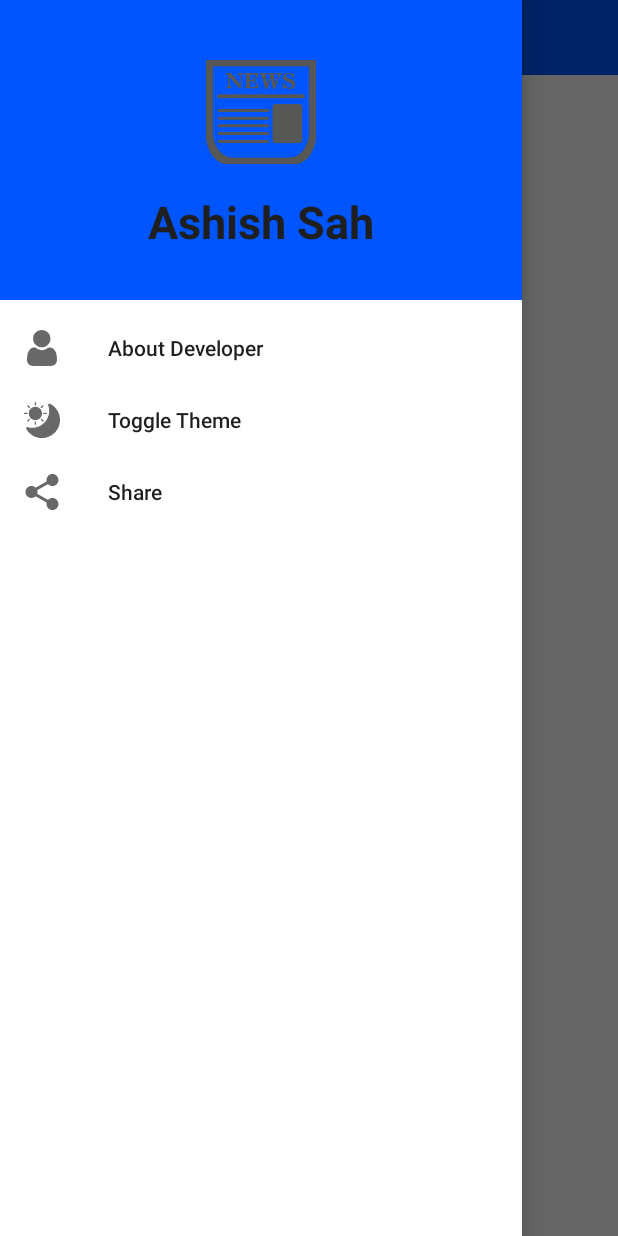
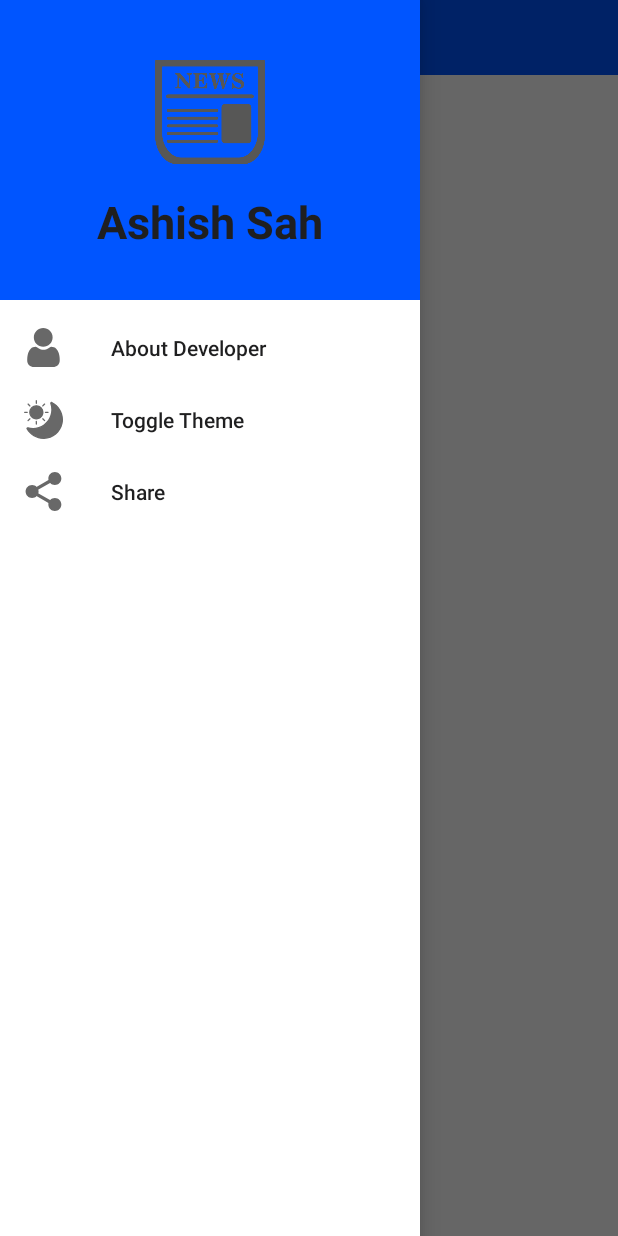
Before and after one commit to Ashish-sah/News_Application, an Android app: the Dashboard screen opened directly, with no data from a screen before it, with the side drawer open, on a phone screen of 412 x 824 dp. Run offline under Robolectric (Android 15) with nearby library versions, the phone set to English and light mode, and no system bars; our stand-ins replace CircleImageView, sdp/ssp sizes; libraries missing offline, so code that uses them is left out: com.bestsoft32.tt_fancy_gif_dialog_lib; network calls fail; pictures from the network do not load; Roboto replaces fonts that are not available here.

Commit message:
some small chaneges in navigation bar

```diff
--- a/app/src/main/java/com/example/newsapp/Dashboard.java
+++ b/app/src/main/java/com/example/newsapp/Dashboard.java
@@ -166,7 +166,7 @@ public class Dashboard extends AppCompatActivity {
                 Intent sharingIntent = new Intent(android.content.Intent.ACTION_SEND);
                 //set the type for the sharing thing ie format
                 sharingIntent.setType("text/plain");
-                String shareBody = "App project is available at: " + " \n\n Github : https://github.com/Ashish-sah" + "\n\n Follow him on GitHub : https://github.com/Ashish-sah";
+                String shareBody = "Application source code is available at: " + " \n\n Github : https://github.com/Ashish-sah/News_Application" + "\n\n Follow him on GitHub : https://github.com/Ashish-sah";
                 sharingIntent.putExtra(android.content.Intent.EXTRA_SUBJECT, "Subject Here");
                 sharingIntent.putExtra(android.content.Intent.EXTRA_TEXT, shareBody);
                 startActivity(Intent.createChooser(sharingIntent, "Share via"));
--- a/app/src/main/res/drawable/day_and_night.xml
+++ b/app/src/main/res/drawable/day_and_night.xml
@@ -6,11 +6,11 @@
     android:viewportWidth="60"
     android:viewportHeight="60">
     <path
-        android:fillColor="#000"
+        android:fillColor="#B1ADAD"
         android:fillType="nonZero"
         android:pathData="m58.953,31.672c-0.7392,12.8387 -9.8454,23.6572 -22.3698,26.5761 -12.5243,2.9189 -25.4751,-2.759 -31.8142,-13.9481 -0.1948,-0.358 -0.1528,-0.7985 0.1061,-1.1132 0.2589,-0.3148 0.683,-0.4409 1.0719,-0.3188 10.4738,3.0214 21.7573,-0.083 29.2114,-8.037 7.4541,-7.954 9.8206,-19.4151 6.1266,-29.671 -0.1428,-0.3797 -0.0421,-0.8081 0.255,-1.0843 0.2971,-0.2763 0.7316,-0.3457 1.1,-0.1757 10.5535,5.1067 16.9918,16.0676 16.313,27.772z" />
     <path
-        android:fillColor="#000"
+        android:fillColor="#FFB1ADAD"
         android:fillType="nonZero"
         android:pathData="m42.64,3.9c-0.298,-0.1402 -0.6463,-0.1225 -0.9286,0.0471s-0.4614,0.4689 -0.4774,0.7979c11.2343,6.3296 16.9375,19.3186 13.9948,31.873 -2.9427,12.5544 -13.824,21.6561 -26.7008,22.334 0.813,0.041 1.632,0.059 2.462,0.031 13.325,-0.4556 24.6226,-9.9381 27.3814,-22.9823s-3.7319,-26.289 -15.7314,-32.1007z" />
     <path
@@ -22,11 +22,11 @@
         android:fillType="nonZero"
         android:pathData="m52.92,21c-0.3971,-0.0006 -0.7562,-0.2361 -0.915,-0.6 -0.4584,-1.048 -0.9911,-2.0619 -1.594,-3.034 -0.189,-0.3037 -0.2016,-0.6851 -0.0331,-1.0006 0.1685,-0.3155 0.4925,-0.5172 0.85,-0.529 0.3575,-0.0118 0.6941,0.1679 0.8831,0.4716 0.6526,1.0547 1.2287,2.1549 1.724,3.292 0.1348,0.3089 0.105,0.665 -0.0794,0.9471s-0.4985,0.4524 -0.8356,0.4529z" />
     <path
-        android:fillColor="#000"
+        android:fillColor="#FFB1ADAD"
         android:fillType="nonZero"
         android:pathData="M19,19m-10,0a10,10 0,1 1,20 0a10,10 0,1 1,-20 0" />
     <path
-        android:fillColor="#000"
+        android:fillColor="#FFB1ADAD"
         android:fillType="nonZero"
         android:pathData="m19,9c-0.5024,0.004 -1.0038,0.0458 -1.5,0.125 4.8868,0.7348 8.5012,4.9333 8.5012,9.875s-3.6144,9.1402 -8.5012,9.875c3.7105,0.5678 7.4262,-0.9913 9.6207,-4.0366s2.4978,-7.0634 0.7852,-10.4036c-1.7126,-3.3402 -5.1522,-5.4392 -8.9059,-5.4348z" />
     <path
@@ -34,43 +34,43 @@
         android:fillType="nonZero"
         android:pathData="m13,20c-0.5523,0 -1,-0.4477 -1,-1 0.0044,-3.8642 3.1358,-6.9956 7,-7 0.5523,0 1,0.4477 1,1 0,0.5523 -0.4477,1 -1,1 -2.7601,0.0033 -4.9967,2.2399 -5,5 0,0.5523 -0.4477,1 -1,1z" />
     <path
-        android:fillColor="#000"
+        android:fillColor="#FFB1ADAD"
         android:fillType="nonZero"
         android:pathData="m41.984,15.952c-0.2988,8.6273 -4.5577,16.6352 -11.544,21.7059s-15.9199,6.6379 -24.215,4.2481c-0.7924,-0.2323 -1.6465,0.0409 -2.157,0.69 -0.5013,0.6296 -0.5683,1.5012 -0.169,2.2 5.318,9.4108 15.2975,15.2226 26.107,15.204 0.338,0 0.678,-0.006 1.017,-0.017 13.7852,-0.4703 25.4734,-10.2797 28.3278,-23.7743s-3.8607,-27.1967 -16.2748,-33.2087c-0.7232,-0.3528 -1.5885,-0.2292 -2.184,0.312 -0.6114,0.5496 -0.8278,1.4154 -0.547,2.188 1.2091,3.3473 1.7655,6.8953 1.639,10.452zM57.955,31.616c-0.9087,14.4117 -12.5708,25.8008 -27,26.368 -10.4127,0.3802 -20.1674,-5.0812 -25.286,-14.157 8.8881,2.561 18.4605,0.8818 25.9461,-4.5516 7.4856,-5.4334 12.0486,-14.0142 12.3679,-23.2584 0.1345,-3.819 -0.4709,-7.628 -1.783,-11.217 10.1962,4.9248 16.4164,15.5121 15.755,26.816z" />
     <path
-        android:fillColor="#000"
+        android:fillColor="#FFB1ADAD"
         android:fillType="nonZero"
         android:pathData="m19,30c6.0751,0 11,-4.9249 11,-11s-4.9249,-11 -11,-11 -11,4.9249 -11,11c0.0072,6.0722 4.9278,10.9928 11,11zM19,10c4.9706,0 9,4.0294 9,9s-4.0294,9 -9,9 -9,-4.0294 -9,-9c0.0061,-4.9681 4.0319,-8.9939 9,-9z" />
     <path
-        android:fillColor="#000"
+        android:fillColor="#FFB1ADAD"
         android:fillType="nonZero"
         android:pathData="m19,6c0.5523,0 1,-0.4477 1,-1v-4c0,-0.5523 -0.4477,-1 -1,-1s-1,0.4477 -1,1v4c0,0.5523 0.4477,1 1,1z" />
     <path
-        android:fillColor="#000"
+        android:fillColor="#FFB1ADAD"
         android:fillType="nonZero"
         android:pathData="m20,37v-4c0,-0.5523 -0.4477,-1 -1,-1s-1,0.4477 -1,1v4c0,0.5523 0.4477,1 1,1s1,-0.4477 1,-1z" />
     <path
-        android:fillColor="#000"
+        android:fillColor="#FFB1ADAD"
         android:fillType="nonZero"
         android:pathData="m32,19c0,0.5523 0.4477,1 1,1h4c0.5523,0 1,-0.4477 1,-1s-0.4477,-1 -1,-1h-4c-0.5523,0 -1,0.4477 -1,1z" />
     <path
-        android:fillColor="#000"
+        android:fillColor="#FFB1ADAD"
         android:fillType="nonZero"
         android:pathData="m1,20h4c0.5523,0 1,-0.4477 1,-1s-0.4477,-1 -1,-1h-4c-0.5523,0 -1,0.4477 -1,1s0.4477,1 1,1z" />
     <path
-        android:fillColor="#000"
+        android:fillColor="#FFB1ADAD"
         android:fillType="nonZero"
         android:pathData="m8.394,9.808c0.3924,0.379 1.0161,0.3736 1.4018,-0.0122 0.3857,-0.3857 0.3912,-1.0094 0.0122,-1.4018l-2.829,-2.829c-0.3924,-0.379 -1.0161,-0.3736 -1.4018,0.0122 -0.3857,0.3857 -0.3912,1.0094 -0.0122,1.4018z" />
     <path
-        android:fillColor="#000"
+        android:fillColor="#FFB1ADAD"
         android:fillType="nonZero"
         android:pathData="m31.728,32.728c0.4044,-0.0001 0.7689,-0.2437 0.9237,-0.6173 0.1547,-0.3736 0.0692,-0.8037 -0.2167,-1.0897l-2.829,-2.829c-0.3924,-0.379 -1.0161,-0.3736 -1.4018,0.0122s-0.3912,1.0094 -0.0122,1.4018l2.829,2.829c0.1875,0.1875 0.4418,0.2929 0.707,0.293z" />
     <path
-        android:fillColor="#000"
+        android:fillColor="#FFB1ADAD"
         android:fillType="nonZero"
         android:pathData="m28.9,10.1c0.2652,-0.0001 0.5195,-0.1055 0.707,-0.293l2.829,-2.829c0.26,-0.2511 0.3642,-0.6229 0.2727,-0.9725 -0.0915,-0.3496 -0.3646,-0.6227 -0.7142,-0.7142 -0.3496,-0.0915 -0.7214,0.0127 -0.9725,0.2727l-2.83,2.83c-0.2853,0.2862 -0.3703,0.716 -0.2154,1.0893 0.1549,0.3733 0.5193,0.6166 0.9234,0.6167z" />
     <path
-        android:fillColor="#000"
+        android:fillColor="#FFB1ADAD"
         android:fillType="nonZero"
         android:pathData="m6.979,32.435 l2.829,-2.829c0.379,-0.3924 0.3736,-1.0161 -0.0122,-1.4018 -0.3857,-0.3857 -1.0094,-0.3912 -1.4018,-0.0122l-2.829,2.829c-0.26,0.2511 -0.3642,0.6229 -0.2727,0.9725 0.0915,0.3496 0.3646,0.6227 0.7142,0.7142 0.3496,0.0915 0.7214,-0.0127 0.9725,-0.2727z" />
 </vector>
--- a/app/src/main/res/layout/activity_dashboard.xml
+++ b/app/src/main/res/layout/activity_dashboard.xml
@@ -39,12 +39,13 @@
 
     <com.google.android.material.navigation.NavigationView
         android:id="@+id/navigation_view"
-        android:layout_width="match_parent"
+        android:layout_width="wrap_content"
         android:layout_height="match_parent"
         android:layout_gravity="start"
         app:headerLayout="@layout/header"
         android:background="?attr/backgroundColor"
         app:itemTextColor="?attr/textColor"
+        app:itemIconSize="@dimen/_20sdp"
         app:menu="@menu/menu" />
 
 </androidx.drawerlayout.widget.DrawerLayout>
--- a/app/src/main/res/menu/menu.xml
+++ b/app/src/main/res/menu/menu.xml
@@ -1,5 +1,7 @@
 <?xml version="1.0" encoding="utf-8"?>
-<menu xmlns:android="http://schemas.android.com/apk/res/android">
+<menu xmlns:android="http://schemas.android.com/apk/res/android"
+    xmlns:tools="http://schemas.android.com/tools"
+    tools:showIn="navigation_view">
     <group android:checkableBehavior="single">
         <item
             android:id="@+id/aboutDev"
--- a/app/src/main/res/values/styles.xml
+++ b/app/src/main/res/values/styles.xml
@@ -1,4 +1,4 @@
-<resources>
+<resources xmlns:android="http://schemas.android.com/apk/res/android">
     <!-- Day /Light application theme. -->
     <style name="AppTheme" parent="Theme.AppCompat.Light.NoActionBar">
         <!-- Customize your theme here. -->
@@ -35,6 +35,4 @@
         <item name="android:windowEnterAnimation">@android:anim/fade_in</item>
         <item name="android:windowExitAnimation">@android:anim/fade_out</item>
     </style>
-
-
 </resources>
```
